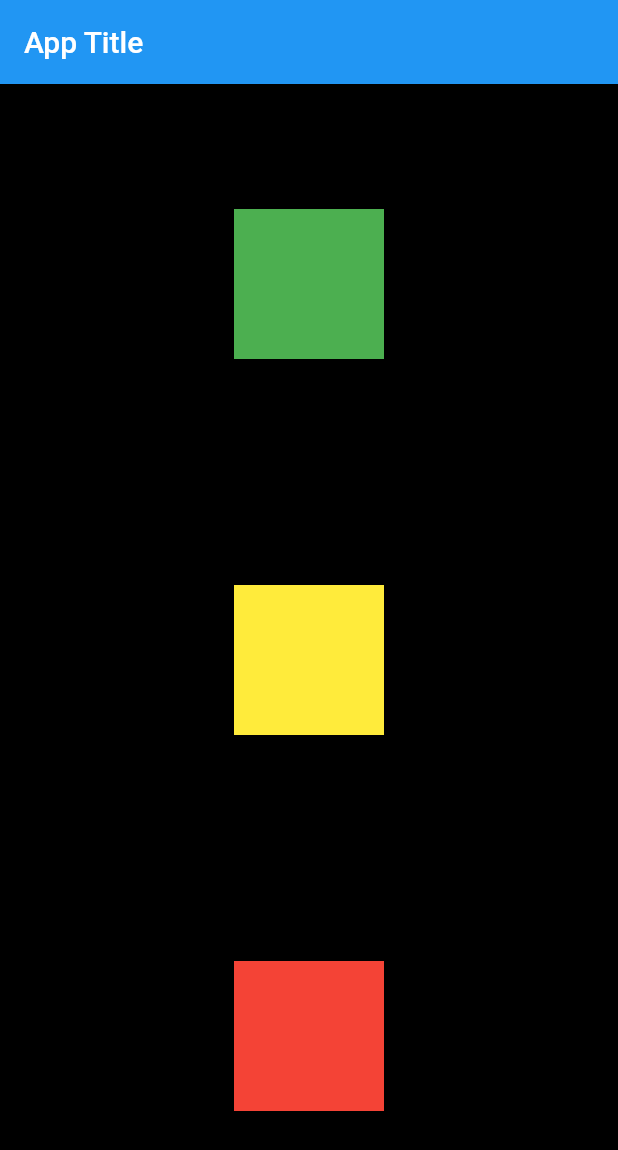
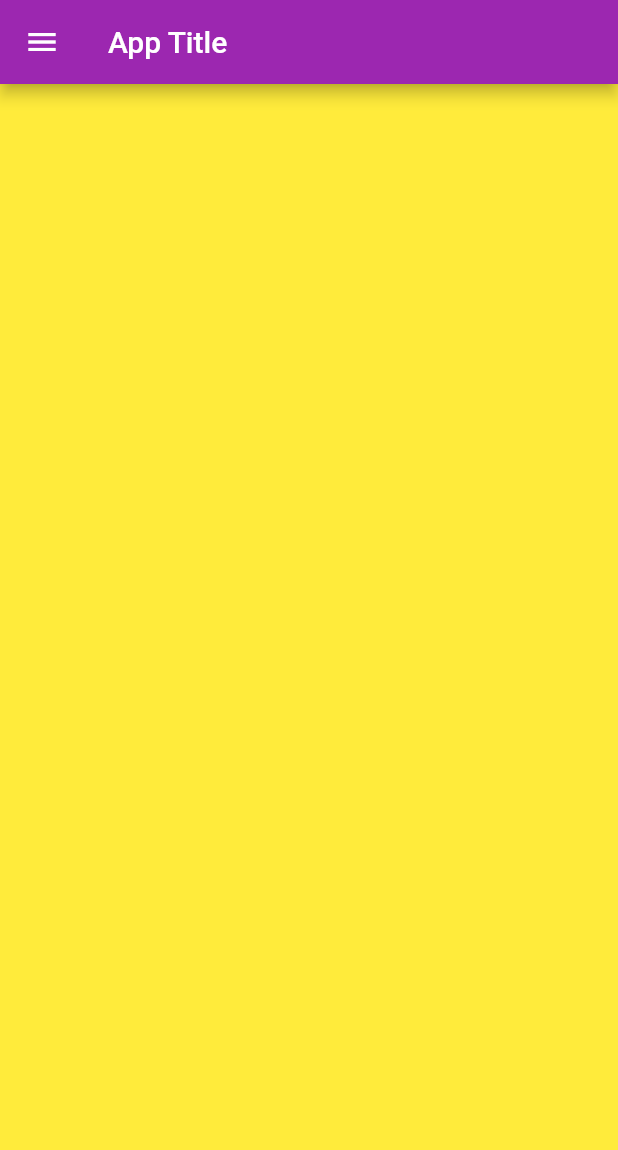
Before and after one commit to abhishekbedi1432/Flutter_PK, a Flutter app: the screen it shows after launch, on a phone screen of 412 x 824 dp. Shown: the top 1150 px of the screen. Run offline on Flutter 3.47's test engine with Material 2 defaults, Android fonts, the phone set to English and light mode, and no system bars.

Commit message:
Basic Drawer

```diff
--- a/lib/main.dart
+++ b/lib/main.dart
@@ -3,6 +3,7 @@ import 'package:flutter/material.dart';
 void main() {
   runApp(MaterialApp(
     title: "My App",
+    theme: ThemeData(primarySwatch: Colors.purple),
     home: HomePage(),
   ));
 }
@@ -11,31 +12,10 @@ class HomePage extends StatelessWidget {
   @override
   Widget build(BuildContext context) {
     return Scaffold(
-        appBar: AppBar(title: Text("App Title")),
-        body: Container(
-          color: Colors.black,
-          width: MediaQuery.of(context).size.width,
-          height: MediaQuery.of(context).size.height,
-          child: Padding(
-            padding: const EdgeInsets.all(8.0),
-            child: Column(
-              mainAxisAlignment: MainAxisAlignment.spaceAround,
-              children: [
-                Container(width: 100, height: 100, color: Colors.green),
-                Container(
-                  width: 100,
-                  height: 100,
-                  color: Colors.yellow,
-                ),
-                Container(
-                  width: 100,
-                  height: 100,
-                  color: Colors.red,
-                )
-              ],
-            ),
-          ),
-        ));
+      appBar: AppBar(title: Text("App Title")),
+      body: Container(color: Colors.yellow),
+      drawer: Drawer(child: Container(color: Colors.red)),
+    );
   }
 }
 
```
